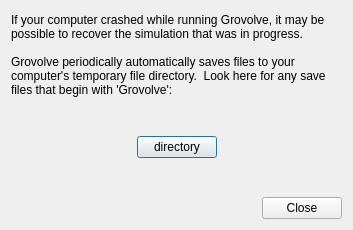
Above: ui/recoverautosavefilesdialog.ui from rrwick/Grovolve before the change. Below: the same form after it.
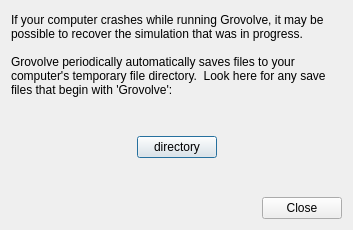
That is the form after the change.

Commit message: Revise UI text

The edit to the form file:
```diff
--- a/ui/recoverautosavefilesdialog.ui
+++ b/ui/recoverautosavefilesdialog.ui
@@ -17,7 +17,7 @@
    <item>
     <widget class="QLabel" name="label">
      <property name="text">
-      <string>If your computer crashed while running Grovolve, it may be possible to recover the simulation that was in progress.
+      <string>If your computer crashes while running Grovolve, it may be possible to recover the simulation that was in progress.
 
 Grovolve periodically automatically saves files to your computer's temporary file directory.  Look here for any save files that begin with 'Grovolve':</string>
      </property>
```
The commit also changes 4 other files.
